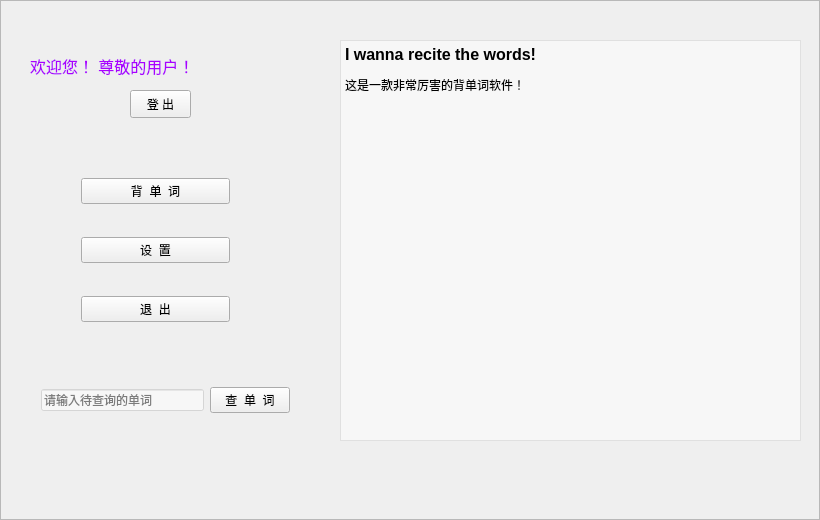
First picture: the form in mainwindow.ui, repository OOPtaskgroup/dictionary, before the edit.
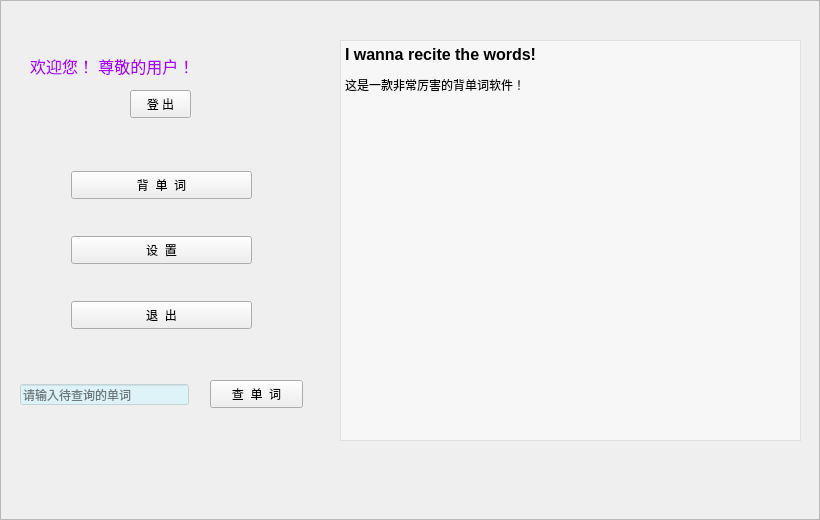
Second picture: the form after the edit. Icons and pictures are not drawn.

Diff of the .ui file:
```diff
--- a/mainwindow.ui
+++ b/mainwindow.ui
@@ -26,39 +26,6 @@
    <string>I Wanna Recite the Words</string>
   </property>
   <widget class="QWidget" name="centralWidget">
-   <widget class="QWidget" name="verticalLayoutWidget">
-    <property name="geometry">
-     <rect>
-      <x>70</x>
-      <y>140</y>
-      <width>171</width>
-      <height>221</height>
-     </rect>
-    </property>
-    <layout class="QVBoxLayout" name="verticalLayout">
-     <item>
-      <widget class="QPushButton" name="reciteBtn">
-       <property name="text">
-        <string>背  单  词</string>
-       </property>
-      </widget>
-     </item>
-     <item>
-      <widget class="QPushButton" name="configBtn">
-       <property name="text">
-        <string>设  置</string>
-       </property>
-      </widget>
-     </item>
-     <item>
-      <widget class="QPushButton" name="exitBtn">
-       <property name="text">
-        <string>退  出</string>
-       </property>
-      </widget>
-     </item>
-    </layout>
-   </widget>
    <widget class="QTextBrowser" name="textBrowser">
     <property name="geometry">
      <rect>
@@ -83,38 +50,6 @@
 &lt;p style=&quot; margin-top:0px; margin-bottom:0px; margin-left:0px; margin-right:0px; -qt-block-indent:0; text-indent:0px;&quot;&gt;这是一款非常厉害的背单词软件！ &lt;/p&gt;&lt;/body&gt;&lt;/html&gt;</string>
     </property>
    </widget>
-   <widget class="QWidget" name="gridLayoutWidget">
-    <property name="geometry">
-     <rect>
-      <x>30</x>
-      <y>360</y>
-      <width>271</width>
-      <height>80</height>
-     </rect>
-    </property>
-    <layout class="QGridLayout" name="gridLayout">
-     <item row="0" column="0">
-      <widget class="QLineEdit" name="wordEdit">
-       <property name="styleSheet">
-        <string notr="true">background-color: rgba(255, 255, 255, 120);</string>
-       </property>
-       <property name="text">
-        <string/>
-       </property>
-       <property name="placeholderText">
-        <string>请输入待查询的单词</string>
-       </property>
-      </widget>
-     </item>
-     <item row="0" column="1">
-      <widget class="QPushButton" name="lookUpBtn">
-       <property name="text">
-        <string>查  单  词</string>
-       </property>
-      </widget>
-     </item>
-    </layout>
-   </widget>
    <widget class="QFrame" name="frame">
     <property name="geometry">
      <rect>
@@ -180,6 +115,89 @@
      <string>登 出</string>
     </property>
    </widget>
+   <widget class="QPushButton" name="reciteBtn">
+    <property name="geometry">
+     <rect>
+      <x>71</x>
+      <y>171</y>
+      <width>181</width>
+      <height>28</height>
+     </rect>
+    </property>
+    <property name="styleSheet">
+     <string notr="true">border-image: url(:/image/buttons/btn_08.png);</string>
+    </property>
+    <property name="text">
+     <string>背  单  词</string>
+    </property>
+   </widget>
+   <widget class="QPushButton" name="configBtn">
+    <property name="geometry">
+     <rect>
+      <x>71</x>
+      <y>236</y>
+      <width>181</width>
+      <height>28</height>
+     </rect>
+    </property>
+    <property name="styleSheet">
+     <string notr="true">border-image: url(:/image/buttons/btn_08.png);</string>
+    </property>
+    <property name="text">
+     <string>设  置</string>
+    </property>
+   </widget>
+   <widget class="QPushButton" name="exitBtn">
+    <property name="geometry">
+     <rect>
+      <x>71</x>
+      <y>301</y>
+      <width>181</width>
+      <height>28</height>
+     </rect>
+    </property>
+    <property name="styleSheet">
+     <string notr="true">border-image: url(:/image/buttons/btn_08.png);</string>
+    </property>
+    <property name="text">
+     <string>退  出</string>
+    </property>
+   </widget>
+   <widget class="QLineEdit" name="wordEdit">
+    <property name="geometry">
+     <rect>
+      <x>20</x>
+      <y>384</y>
+      <width>169</width>
+      <height>21</height>
+     </rect>
+    </property>
+    <property name="styleSheet">
+     <string notr="true">background-color: rgba(201, 246, 255, 120);</string>
+    </property>
+    <property name="text">
+     <string/>
+    </property>
+    <property name="placeholderText">
+     <string>请输入待查询的单词</string>
+    </property>
+   </widget>
+   <widget class="QPushButton" name="lookUpBtn">
+    <property name="geometry">
+     <rect>
+      <x>210</x>
+      <y>380</y>
+      <width>93</width>
+      <height>28</height>
+     </rect>
+    </property>
+    <property name="styleSheet">
+     <string notr="true">border-image: url(:/image/buttons/btn_08.png);</string>
+    </property>
+    <property name="text">
+     <string>查  单  词</string>
+    </property>
+   </widget>
    <zorder>frame</zorder>
    <zorder>username</zorder>
    <zorder>logoutBtn</zorder>
```
Left out of the diff: 15 changed lines with no effect on the pictures.
